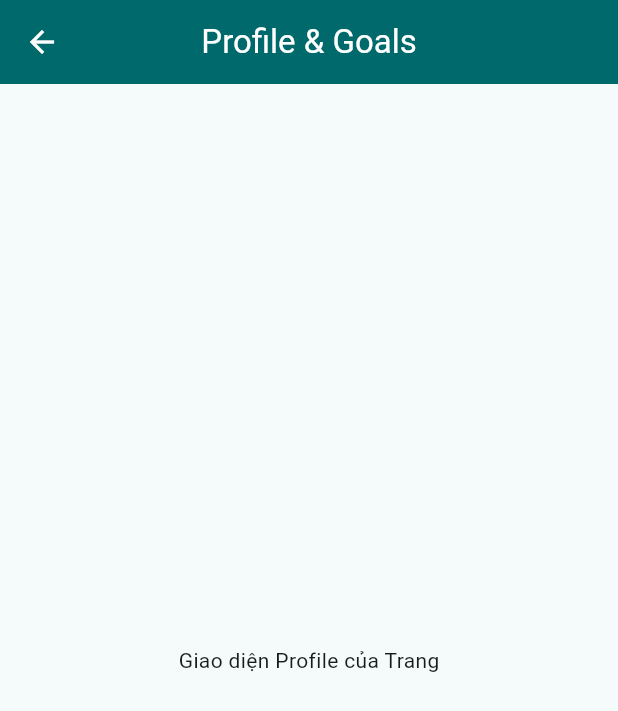
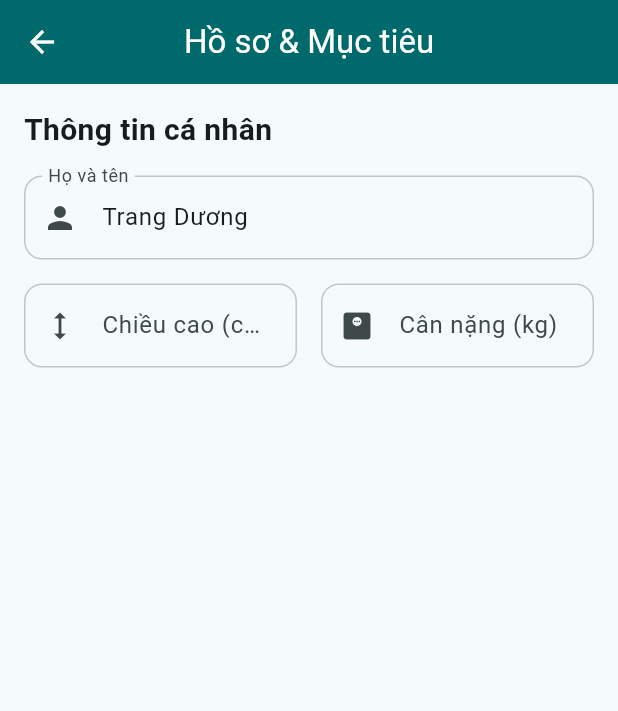
Before and after one commit to demian0711/personal-gym-log-app-th5-g5, a Flutter app: the ProfileScreen screen opened directly, on a phone screen of 412 x 824 dp. Shown: the top 711 px of the screen. Run offline on Flutter 3.47's test engine with Material 3 defaults, Android fonts, the phone set to English and light mode, and no system bars; our stand-ins replace cloud_firestore, firebase_core, fl_chart, flutter_local_notifications, hive_flutter, image_picker and 1 more; missing offline and left inert: firebase_core_platform_interface; accounts and stored records are empty.

Commit message:
Xây dựng form nhập liệu thông tin cá nhân cho Module 1.3 Profile

```diff
--- a/lib/screens/profile/profile_screen.dart
+++ b/lib/screens/profile/profile_screen.dart
@@ -1,13 +1,82 @@
 import 'package:flutter/material.dart';
 
-class ProfileScreen extends StatelessWidget {
+class ProfileScreen extends StatefulWidget {
   const ProfileScreen({super.key});
+
+  @override
+  State<ProfileScreen> createState() => _ProfileScreenState();
+}
+
+class _ProfileScreenState extends State<ProfileScreen> {
+  final _formKey = GlobalKey<FormState>();
+  final _nameController = TextEditingController(text: 'Trang Dương');
+  final _heightController = TextEditingController();
+  final _weightController = TextEditingController();
+
+  @override
+  void dispose() {
+    _nameController.dispose();
+    _heightController.dispose();
+    _weightController.dispose();
+    super.dispose();
+  }
 
   @override
   Widget build(BuildContext context) {
     return Scaffold(
-      appBar: AppBar(title: const Text('Profile & Goals')),
-      body: const Center(child: Text('Giao diện Profile của Trang')),
+      appBar: AppBar(title: const Text('Hồ sơ & Mục tiêu')),
+      body: SingleChildScrollView(
+        padding: const EdgeInsets.all(16.0),
+        child: Form(
+          key: _formKey,
+          child: Column(
+            crossAxisAlignment: CrossAxisAlignment.start,
+            children: [
+              const Text(
+                'Thông tin cá nhân',
+                style: TextStyle(fontSize: 20, fontWeight: FontWeight.bold),
+              ),
+              const SizedBox(height: 16),
+              TextFormField(
+                controller: _nameController,
+                decoration: const InputDecoration(
+                  labelText: 'Họ và tên',
+                  border: OutlineInputBorder(),
+                  prefixIcon: Icon(Icons.person),
+                ),
+              ),
+              const SizedBox(height: 16),
+              Row(
+                children: [
+                  Expanded(
+                    child: TextFormField(
+                      controller: _heightController,
+                      keyboardType: TextInputType.number,
+                      decoration: const InputDecoration(
+                        labelText: 'Chiều cao (cm)',
+                        border: OutlineInputBorder(),
+                        prefixIcon: Icon(Icons.height),
+                      ),
+                    ),
+                  ),
+                  const SizedBox(width: 16),
+                  Expanded(
+                    child: TextFormField(
+                      controller: _weightController,
+                      keyboardType: TextInputType.number,
+                      decoration: const InputDecoration(
+                        labelText: 'Cân nặng (kg)',
+                        border: OutlineInputBorder(),
+                        prefixIcon: Icon(Icons.monitor_weight),
+                      ),
+                    ),
+                  ),
+                ],
+              ),
+            ],
+          ),
+        ),
+      ),
     );
   }
 }
```
